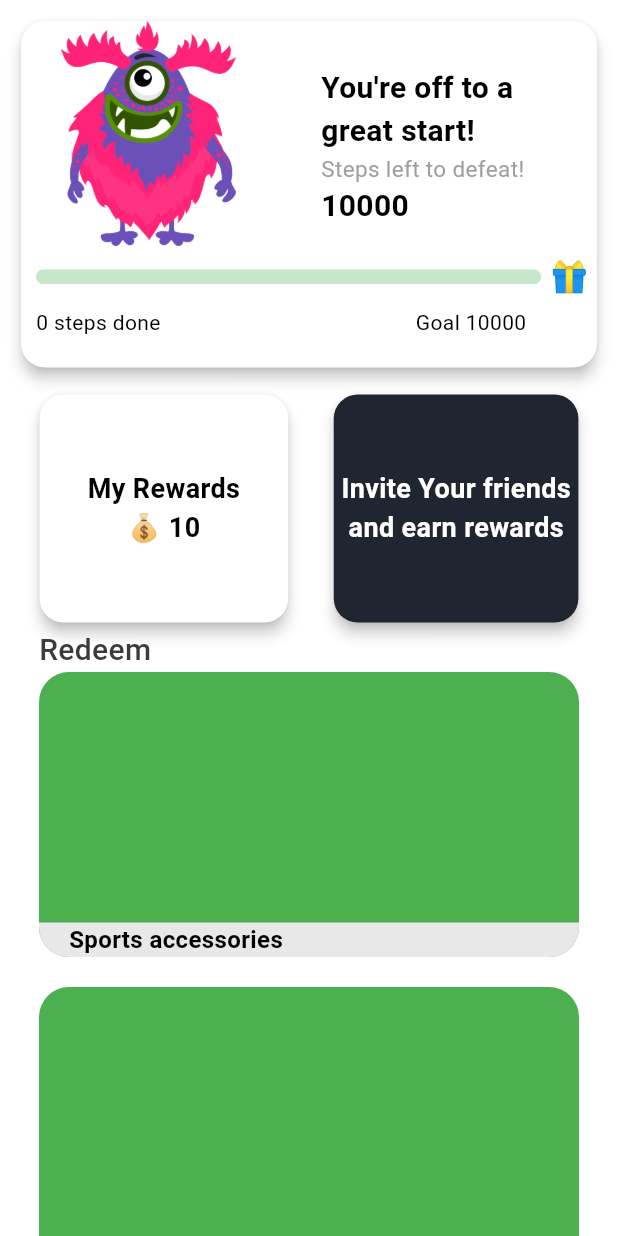
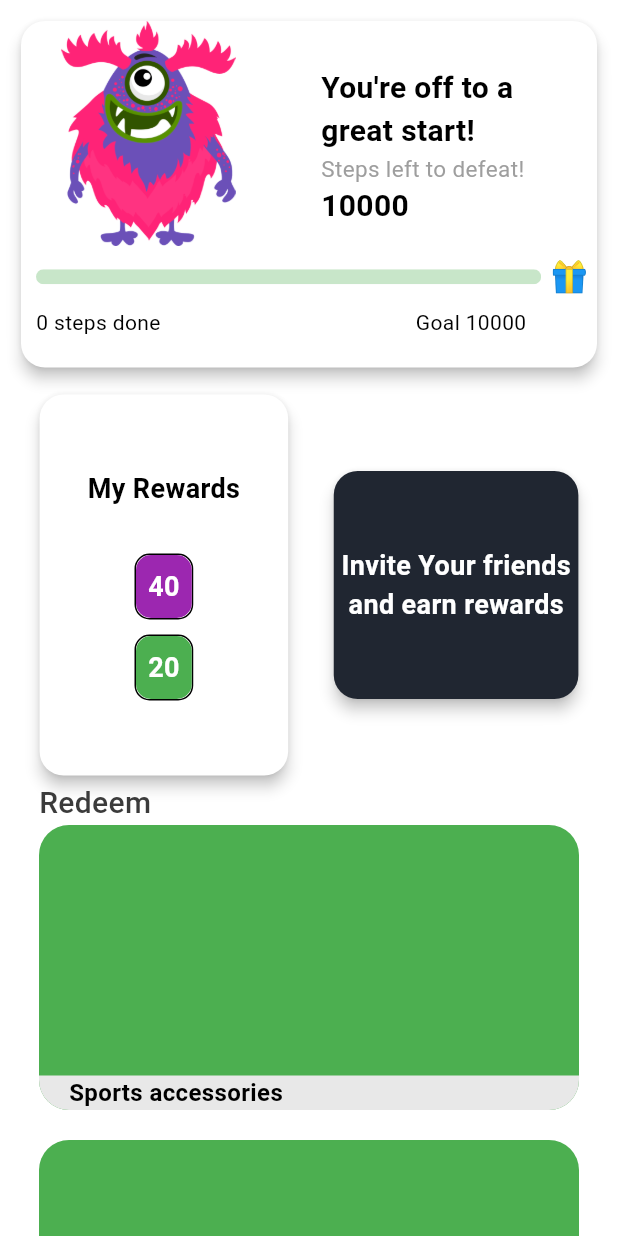
Before and after one commit to suhasswamy6756/kushi_fitness, a Flutter app: the ActivityFragment screen opened directly, on a phone screen of 412 x 824 dp. Run offline on Flutter 3.47's test engine with Material 3 defaults, Android fonts, the light colour scheme and no system bars; our stand-ins replace cached_network_image, cloud_firestore, contacts_service, country_picker, firebase_auth, firebase_core and 10 more; missing offline and left inert: firebase_app_check, flutter_health_connect; accounts and stored records are empty.

Commit message:
Coins FrontEnd half

```diff
--- a/lib/pages/Fragments/mainFragments/actvity_fragment.dart
+++ b/lib/pages/Fragments/mainFragments/actvity_fragment.dart
@@ -213,13 +213,64 @@ class _ActivityFragmentState extends State<ActivityFragment> {
                                 fontSize: 18,
                               ),
                             ),
-                            Text(
-                              '💰 $coins',
-                              style: const TextStyle(
-                                fontWeight: FontWeight.bold,
-                                fontSize: 18,
+                            SizedBox(height: 30,),
+                            Container(
+                              decoration: BoxDecoration(
+                                borderRadius: BorderRadius.circular(10), // Adjust the value as needed
+                                border: Border.all(color: Colors.black), // Optional border color
+                                color: Colors.transparent, // Optional, if you want to set a background color
+                              ),
+                              child: Row(
+                                mainAxisSize: MainAxisSize.min,
+                                children: [
+                                  Container(
+                                    padding: EdgeInsets.all(8), // Adjust padding as needed
+                                    decoration: BoxDecoration(
+                                      borderRadius: BorderRadius.circular(10), // Adjust the value as needed
+                                      color: Colors.purple,
+                                    ),
+                                    child: Text(
+                                      '40',
+                                      style: TextStyle(
+                                        fontWeight: FontWeight.bold,
+                                        fontSize: 18,
+                                        color: Colors.white,
+                                      ),
+                                    ),
+                                  ),
+
+                                ],
                               ),
                             ),
+                            SizedBox(height: 10,),
+                            Container(
+                              decoration: BoxDecoration(
+                                borderRadius: BorderRadius.circular(10), // Adjust the value as needed
+                                border: Border.all(color: Colors.black), // Optional border color
+                                color: Colors.transparent, // Optional, if you want to set a background color
+                              ),
+                              child: Row(
+                                mainAxisSize: MainAxisSize.min,
+                                children: [// Adjust spacing between the two containers
+                                  Container(
+                                    padding: EdgeInsets.all(8), // Adjust padding as needed
+                                    decoration: BoxDecoration(
+                                      borderRadius: BorderRadius.circular(10), // Adjust the value as needed
+                                      color: Colors.green,
+                                    ),
+                                    child: Text(
+                                      '20',
+                                      style: TextStyle(
+                                        fontWeight: FontWeight.bold,
+                                        fontSize: 18,
+                                        color: Colors.white,
+                                      ),
+                                    ),
+                                  ),
+                                ],
+                              ),
+                            )
+
                           ],
                         ),
                       ),
```
